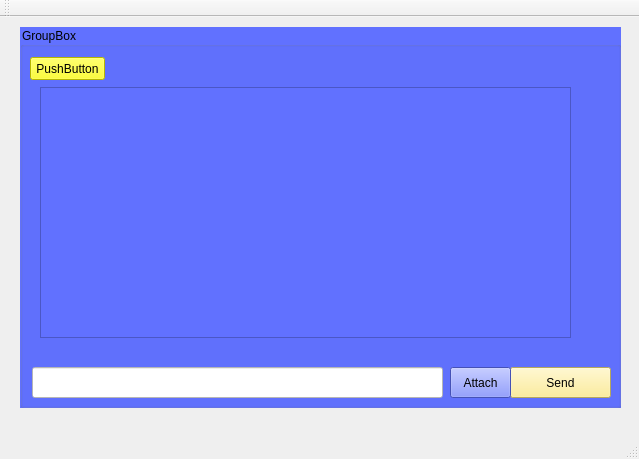
First picture: the form in MainClient/chatbox.ui, repository r17v1/connect, before the edit.
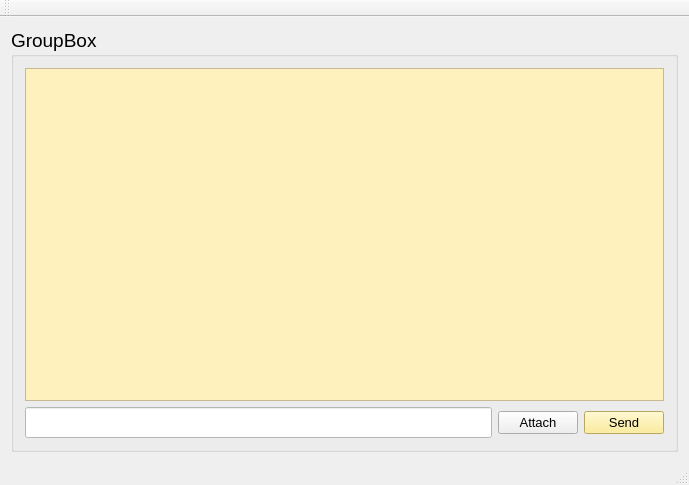
Second picture: the form after the edit.

```diff
--- a/MainClient/chatbox.ui
+++ b/MainClient/chatbox.ui
@@ -6,50 +6,69 @@
    <rect>
     <x>0</x>
     <y>0</y>
-    <width>639</width>
-    <height>459</height>
+    <width>689</width>
+    <height>485</height>
    </rect>
   </property>
   <property name="windowTitle">
    <string>MainWindow</string>
   </property>
   <widget class="QWidget" name="centralWidget">
+   <layout class="QHBoxLayout" name="horizontalLayout_2">
+    <item>
    <widget class="QGroupBox" name="groupBox">
-    <property name="geometry">
-     <rect>
-      <x>20</x>
-      <y>10</y>
-      <width>601</width>
-      <height>381</height>
-     </rect>
+      <property name="font">
+       <font>
+        <pointsize>14</pointsize>
+       </font>
     </property>
     <property name="styleSheet">
-     <string notr="true">background-color:rgb(97, 113, 255)</string>
+       <string notr="true">background-color:rgb(97, 113, 255);
+title{font-color:rgb(255, 0, 0)};</string>
     </property>
     <property name="title">
      <string>GroupBox</string>
     </property>
+      <layout class="QVBoxLayout" name="verticalLayout">
+       <item>
+        <widget class="QTextBrowser" name="textBrowser">
+         <property name="styleSheet">
+          <string notr="true">background-color: rgb(255, 241, 189)</string>
+         </property>
+        </widget>
+       </item>
+       <item>
+        <layout class="QHBoxLayout" name="horizontalLayout">
+         <item>
     <widget class="QLineEdit" name="lineEdit">
-     <property name="geometry">
-      <rect>
-       <x>12</x>
-       <y>340</y>
-       <width>411</width>
-       <height>31</height>
-      </rect>
+           <property name="font">
+            <font>
+             <pointsize>14</pointsize>
+            </font>
      </property>
      <property name="styleSheet">
       <string notr="true">background-color: rgb(255, 255, 255)</string>
      </property>
     </widget>
+         </item>
+         <item>
+          <widget class="QPushButton" name="file_attach">
+           <property name="font">
+            <font>
+             <pointsize>10</pointsize>
+            </font>
+           </property>
+           <property name="text">
+            <string>Attach</string>
+           </property>
+          </widget>
+         </item>
+         <item>
     <widget class="QPushButton" name="pushButton">
-     <property name="geometry">
-      <rect>
-       <x>490</x>
-       <y>340</y>
-       <width>101</width>
-       <height>31</height>
-      </rect>
+           <property name="font">
+            <font>
+             <pointsize>10</pointsize>
+            </font>
      </property>
      <property name="styleSheet">
       <string notr="true">background-color : rgb(255, 234, 129)</string>
@@ -58,46 +77,13 @@
       <string>Send</string>
      </property>
     </widget>
-    <widget class="QPushButton" name="pushButton_3">
-     <property name="geometry">
-      <rect>
-       <x>10</x>
-       <y>30</y>
-       <width>75</width>
-       <height>23</height>
-      </rect>
-     </property>
-     <property name="styleSheet">
-      <string notr="true">background-color: rgb(255, 255, 0)</string>
-     </property>
-     <property name="text">
-      <string>PushButton</string>
-     </property>
-    </widget>
-    <widget class="QPushButton" name="file_attach">
-     <property name="geometry">
-      <rect>
-       <x>430</x>
-       <y>340</y>
-       <width>61</width>
-       <height>31</height>
-      </rect>
-     </property>
-     <property name="text">
-      <string>Attach</string>
-     </property>
-    </widget>
-    <widget class="QTextBrowser" name="textBrowser">
-     <property name="geometry">
-      <rect>
-       <x>20</x>
-       <y>60</y>
-       <width>531</width>
-       <height>251</height>
-      </rect>
-     </property>
-    </widget>
-   </widget>
+         </item>
+        </layout>
+       </item>
+      </layout>
+     </widget>
+    </item>
+   </layout>
   </widget>
   <widget class="QMenuBar" name="menuBar">
    <property name="geometry">
```
Left out of the diff: 2 changed lines with no effect on the pictures. Lines whose indentation alone changed are shown as unchanged.
